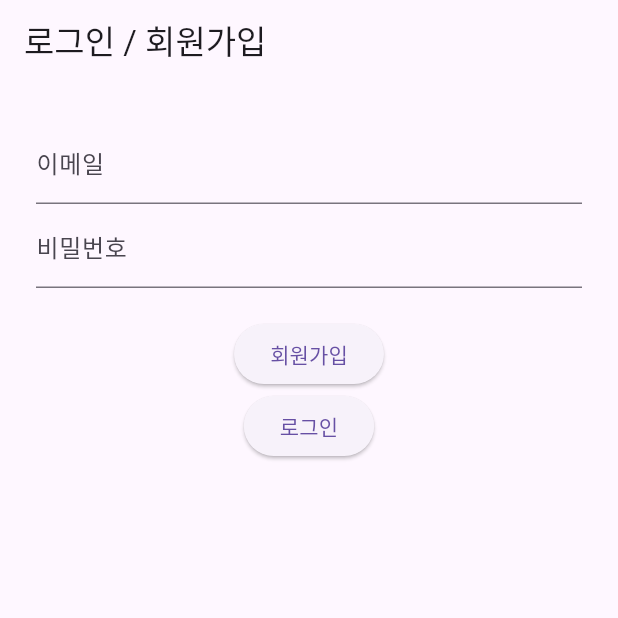
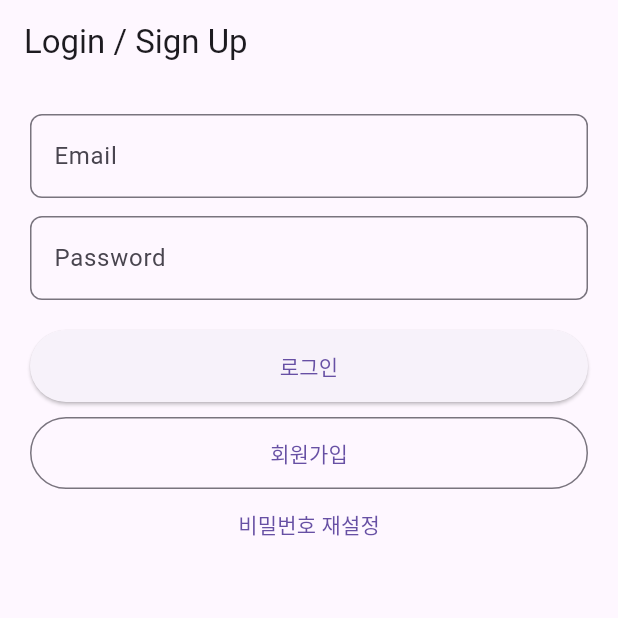
Before and after one commit to 0yunse0/hope_try, a Flutter app: the screen it shows after launch, on a phone screen of 412 x 824 dp, the top half of it. Run offline on Flutter 3.47's test engine with Material 3 defaults, Android fonts, the phone set to English and light mode, and no system bars; our stand-ins replace firebase_auth, firebase_core; accounts and stored records are empty.

Commit message:
signup, login, find pw

```diff
--- /dev/null
+++ b/lib/auth_service.dart
@@ -0,0 +1,70 @@
+// auth_service.dart
+import 'package:firebase_auth/firebase_auth.dart';
+
+class AuthService {
+  final FirebaseAuth _auth = FirebaseAuth.instance;
+
+  /// 회원가입 후 인증 메일 전송
+  Future<void> signUp(String email, String password) async {
+    final cred = await _auth.createUserWithEmailAndPassword(
+      email: email,
+      password: password,
+    );
+    // 새 계정은 기본적으로 미인증 상태 → 인증 메일 발송
+    if (cred.user != null && !(cred.user!.emailVerified)) {
+      await cred.user!.sendEmailVerification();
+    }
+  }
+
+  /// 로그인: 성공 시 이메일 인증 여부를 반환
+  /// - true  : 로그인 성공 + 이메일 인증됨
+  /// - false : 로그인 성공했지만 이메일 미인증
+  Future<bool> signIn(String email, String password) async {
+    final cred = await _auth.signInWithEmailAndPassword(
+      email: email,
+      password: password,
+    );
+    return cred.user?.emailVerified ?? false;
+  }
+
+  /// 로그아웃
+  Future<void> signOut() async {
+    await _auth.signOut();
+  }
+
+  /// 현재 로그인한 유저에게 인증 메일 재전송
+  Future<void> sendEmailVerification() async {
+    final user = _auth.currentUser;
+    if (user != null && !user.emailVerified) {
+      await user.sendEmailVerification();
+    }
+  }
+
+  /// 비밀번호 재설정 메일 전송
+  Future<void> sendPasswordResetEmail(String email) async {
+    await _auth.sendPasswordResetEmail(email: email);
+  }
+
+  /// 계정 삭제 (이메일/비번 재인증 후)
+  Future<void> deleteAccount(String password) async {
+    final user = _auth.currentUser;
+    if (user == null || user.email == null) {
+      throw FirebaseAuthException(
+        code: 'no-current-user',
+        message: '현재 로그인된 사용자가 없습니다.',
+      );
+    }
+    final credential = EmailAuthProvider.credential(
+      email: user.email!,
+      password: password,
+    );
+    await user.reauthenticateWithCredential(credential);
+    await user.delete();
+  }
+
+  /// 현재 유저
+  User? get currentUser => _auth.currentUser;
+
+  /// 인증 상태 스트림 (로그인/로그아웃/인증 변화 감지)
+  Stream<User?> get authStateChanges => _auth.authStateChanges();
+}
--- a/lib/login_page.dart
+++ b/lib/login_page.dart
@@ -1,5 +1,7 @@
+// login_page.dart
 import 'package:flutter/material.dart';
-import 'package:firebase_auth/firebase_auth.dart';
+import 'home_page.dart';
+import 'auth_service.dart';
 
 class LoginPage extends StatefulWidget {
   const LoginPage({super.key});
@@ -9,64 +11,146 @@ class LoginPage extends StatefulWidget {
 }
 
 class _LoginPageState extends State<LoginPage> {
-  final emailController = TextEditingController();
-  final passwordController = TextEditingController();
+  final TextEditingController emailController = TextEditingController();
+  final TextEditingController passwordController = TextEditingController();
+  final authService = AuthService();
 
-  String status = '';
-  final auth = FirebaseAuth.instance;
+  bool _loading = false;
 
-  Future<void> signUp() async {
+  @override
+  void dispose() {
+    emailController.dispose();
+    passwordController.dispose();
+    super.dispose();
+  }
+
+  void _showSnack(String msg) {
+    ScaffoldMessenger.of(context).showSnackBar(SnackBar(content: Text(msg)));
+  }
+
+  Future<void> _handleLogin() async {
+    final email = emailController.text.trim();
+    final pw = passwordController.text.trim();
+    if (email.isEmpty || pw.isEmpty) {
+      _showSnack('이메일과 비밀번호를 입력하세요.');
+      return;
+    }
+
+    setState(() => _loading = true);
     try {
-      await auth.createUserWithEmailAndPassword(
-        email: emailController.text.trim(),
-        password: passwordController.text.trim(),
+      final verified = await authService.signIn(email, pw);
+      if (!verified) {
+        _showSnack('이메일 인증이 필요합니다. 메일함을 확인하세요.');
+        await authService.signOut();
+        return;
+      }
+      if (!mounted) return;
+      Navigator.pushReplacement(
+        context,
+        MaterialPageRoute(builder: (_) => const HomePage()),
       );
-      setState(() => status = '회원가입 성공!');
-    } catch (e) {
-      setState(() => status = '회원가입 실패: $e');
+    } on Exception catch (e) {
+      _showSnack(e.toString().replaceFirst('Exception: ', ''));
+    } finally {
+      if (mounted) setState(() => _loading = false);
     }
   }
 
-  Future<void> login() async {
+  Future<void> _handleSignUp() async {
+    final email = emailController.text.trim();
+    final pw = passwordController.text.trim();
+    if (email.isEmpty || pw.isEmpty) {
+      _showSnack('이메일과 비밀번호를 입력하세요.');
+      return;
+    }
+
+    setState(() => _loading = true);
     try {
-      await auth.signInWithEmailAndPassword(
-        email: emailController.text.trim(),
-        password: passwordController.text.trim(),
-      );
-      setState(() => status = '✅ 로그인 성공!');
-    } catch (e) {
-      setState(() => status = '❌ 로그인 실패: $e');
+      await authService.signUp(email, pw);
+      _showSnack('회원가입 성공! 이메일 인증 링크를 확인하세요.');
+    } on Exception catch (e) {
+      _showSnack(e.toString().replaceFirst('Exception: ', ''));
+    } finally {
+      if (mounted) setState(() => _loading = false);
+    }
+  }
+
+  Future<void> _handleResetPw() async {
+    final email = emailController.text.trim();
+    if (email.isEmpty) {
+      _showSnack('비밀번호 재설정은 이메일을 먼저 입력하세요.');
+      return;
+    }
+
+    setState(() => _loading = true);
+    try {
+      await authService.sendPasswordResetEmail(email);
+      _showSnack('비밀번호 재설정 메일을 보냈습니다.');
+    } on Exception catch (e) {
+      _showSnack(e.toString().replaceFirst('Exception: ', ''));
+    } finally {
+      if (mounted) setState(() => _loading = false);
     }
   }
 
   @override
   Widget build(BuildContext context) {
+    final inputBorder = OutlineInputBorder(borderRadius: BorderRadius.circular(8));
+
     return Scaffold(
-      appBar: AppBar(title: const Text('로그인 / 회원가입')),
-      body: Padding(
-        padding: const EdgeInsets.all(24.0),
-        child: Column(
+      appBar: AppBar(title: const Text('Login / Sign Up')),
+      body: AbsorbPointer(
+        absorbing: _loading,
+        child: Stack(
           children: [
+            Padding(
+              padding: const EdgeInsets.all(20.0),
+              child: Column(children: [
                 TextField(
                   controller: emailController,
-              decoration: const InputDecoration(labelText: '이메일'),
+                  keyboardType: TextInputType.emailAddress,
+                  decoration: InputDecoration(
+                    labelText: 'Email',
+                    border: inputBorder,
                   ),
+                ),
+                const SizedBox(height: 12),
                 TextField(
                   controller: passwordController,
                   obscureText: true,
-              decoration: const InputDecoration(labelText: '비밀번호'),
+                  decoration: InputDecoration(
+                    labelText: 'Password',
+                    border: inputBorder,
+                  ),
                 ),
                 const SizedBox(height: 20),
-            ElevatedButton(
-              onPressed: signUp,
+                SizedBox(
+                  width: double.infinity,
+                  height: 48,
+                  child: ElevatedButton(
+                    onPressed: _handleLogin,
+                    child: const Text('로그인'),
+                  ),
+                ),
+                const SizedBox(height: 10),
+                SizedBox(
+                  width: double.infinity,
+                  height: 48,
+                  child: OutlinedButton(
+                    onPressed: _handleSignUp,
                     child: const Text('회원가입'),
                   ),
-            ElevatedButton(
-              onPressed: login,
-              child: const Text('로그인'),
                 ),
-            const SizedBox(height: 20),
-            Text(status, style: const TextStyle(color: Colors.red)),
+                TextButton(
+                  onPressed: _handleResetPw,
+                  child: const Text('비밀번호 재설정'),
+                ),
+              ]),
+            ),
+            if (_loading)
+              const Center(
+                child: CircularProgressIndicator(),
+              ),
           ],
         ),
       ),
```
Also changed, not shown: lib/home_page.dart (added, +46 -0 lines), lib/firebase_options.dart, lib/main.dart (line endings or trailing spaces). Lines whose indentation alone changed are shown as unchanged.
